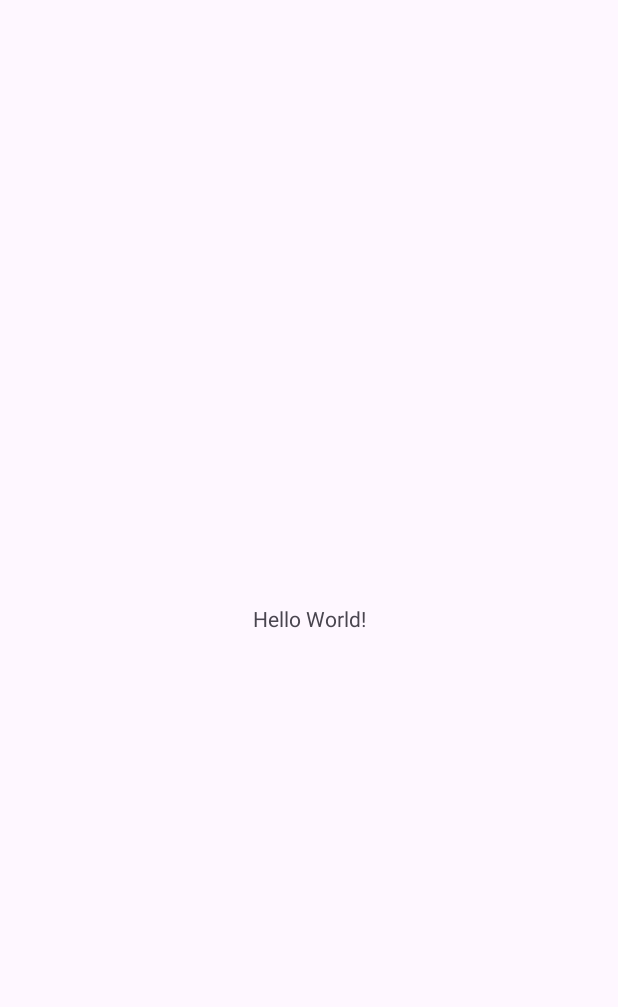
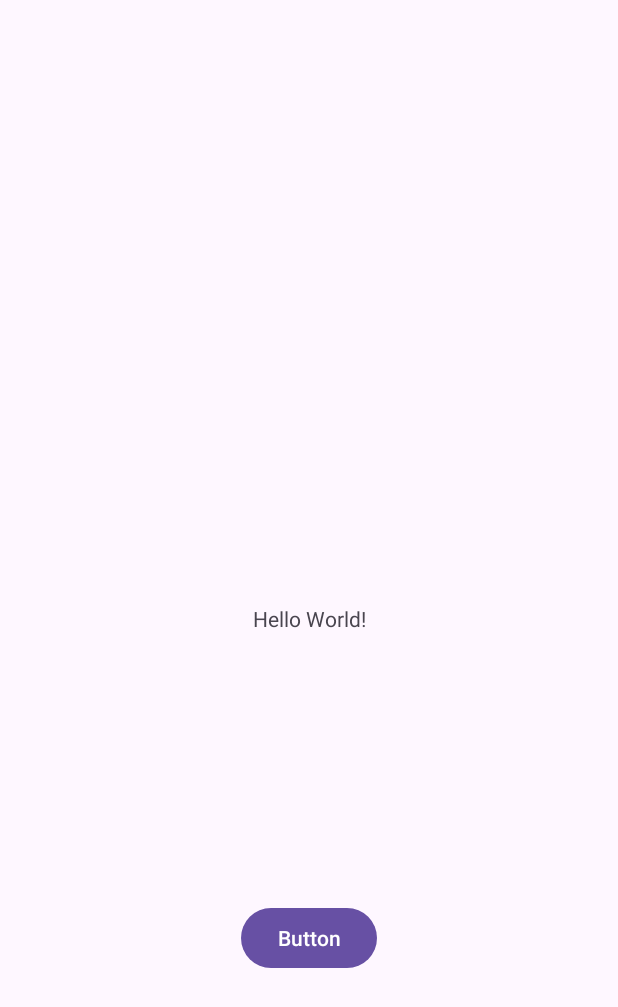
Before and after one commit to Arnoldo1305/LSM, an Android app: the screen it shows after launch (MainActivity), on a phone screen of 412 x 824 dp. Before the commit the part shown is almost empty. Shown: the top 1007 px of the screen. Run offline under Robolectric (Android 15) with nearby library versions, the phone set to English and light mode, and no system bars.

Commit message:
añadir boton

```diff
--- a/app/src/main/res/layout/activity_main.xml
+++ b/app/src/main/res/layout/activity_main.xml
@@ -8,6 +8,7 @@
 
 
     <TextView
+        android:id="@+id/textView"
         android:layout_width="wrap_content"
         android:layout_height="wrap_content"
         android:text="Hello World!"
@@ -16,4 +17,15 @@
         app:layout_constraintStart_toStartOf="parent"
         app:layout_constraintTop_toTopOf="parent" />
 
+    <Button
+        android:id="@+id/button"
+        android:layout_width="wrap_content"
+        android:layout_height="wrap_content"
+        android:text="Button"
+        app:layout_constraintBottom_toBottomOf="parent"
+        app:layout_constraintEnd_toEndOf="parent"
+        app:layout_constraintStart_toStartOf="parent"
+        app:layout_constraintTop_toBottomOf="@+id/textView"
+        app:layout_constraintVertical_bias="0.506" />
+
 </androidx.constraintlayout.widget.ConstraintLayout>
```
